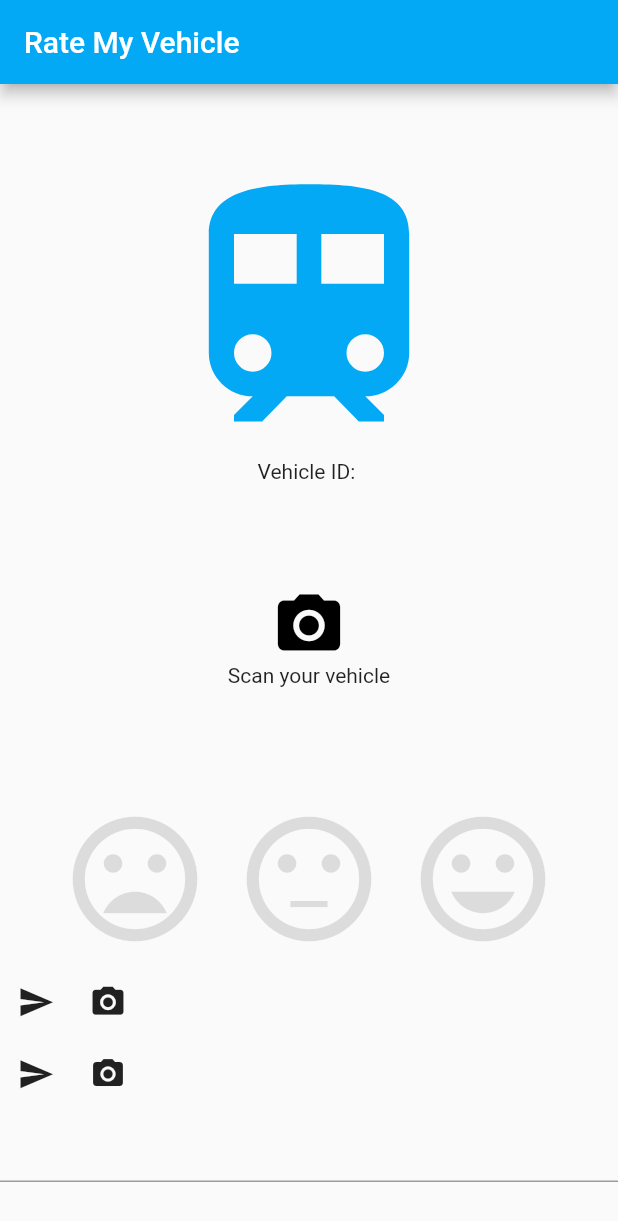
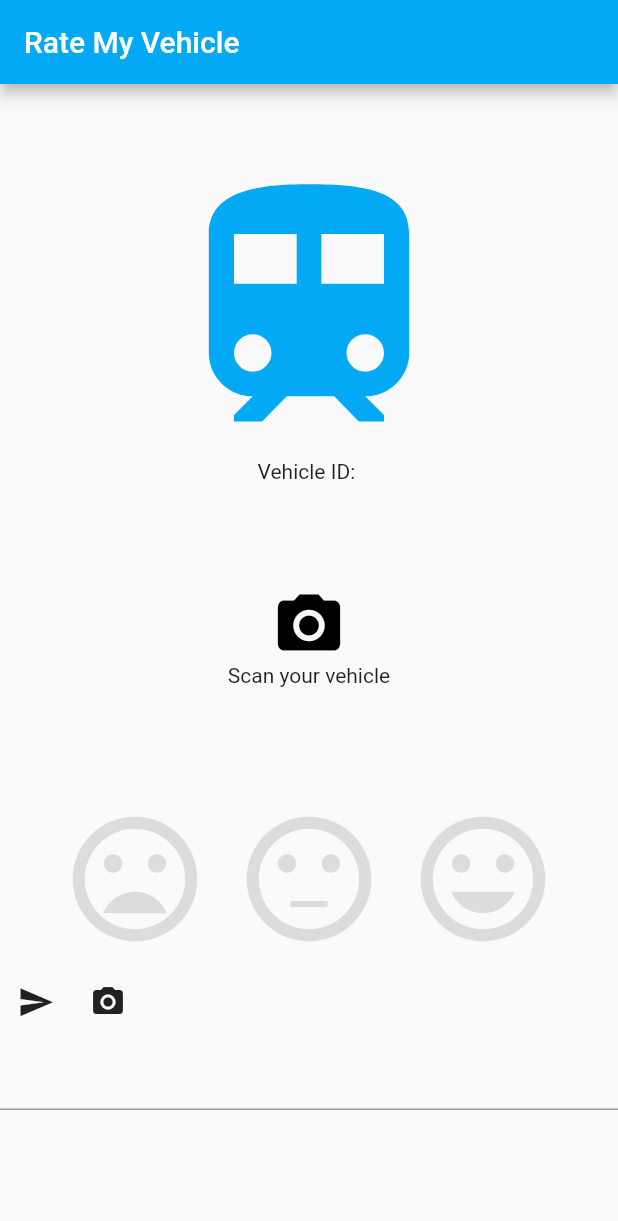
Before and after one commit to ImSythn/Public-Transport-Rating-App-Flutter, a Flutter app: the screen it shows after launch, after a tap on the "mood" icon, on a phone screen of 412 x 824 dp. Shown: the top 1221 px of the screen. Run offline on Flutter 3.47's test engine with Material 2 defaults, Android fonts, the phone set to English and light mode, and no system bars; our stand-ins replace image_picker.

Commit message:
refactored working???

```diff
--- a/lib/main.dart
+++ b/lib/main.dart
@@ -71,9 +71,6 @@ class ReviewData extends StatefulWidget {
 }
 
 class _ReviewData extends State<ReviewData> {
-  List<Color> _buttonColor = [Colors.black12, Colors.black12, Colors.black12];
-  List<bool> pressed = [false, false, false];
-
   TextEditingController cmessage = new TextEditingController();
   TextEditingController crating = new TextEditingController();
   void addData() {
@@ -84,13 +81,8 @@ class _ReviewData extends State<ReviewData> {
     });
   }
 
-  @override
-  Widget build(BuildContext context) {
-    return Column(children: <Widget>[
-      Row(
-        mainAxisAlignment: MainAxisAlignment.center,
-        children: <Widget>[
-          IconButton(
+  IconButton buttonBad() {
+    return IconButton(
         iconSize: 100,
         icon: Icon(
           Icons.mood_bad,
@@ -98,9 +90,15 @@ class _ReviewData extends State<ReviewData> {
           color: Colors.black12,
         ),
         onPressed: () {
-                setState(() {});
-              }),
-          IconButton(
+          setState(() {
+            crating.text = '1';
+            updateButtons();
+          });
+        });
+  }
+
+  IconButton buttonNeutral() {
+    return IconButton(
         iconSize: 100,
         icon: Icon(
           Icons.sentiment_neutral,
@@ -108,9 +106,15 @@ class _ReviewData extends State<ReviewData> {
           color: Colors.black12,
         ),
         onPressed: () {
-                setState(() {});
-              }),
-          IconButton(
+          setState(() {
+            crating.text = '2';
+            updateButtons();
+          });
+        });
+  }
+
+  IconButton buttonGood() {
+    return IconButton(
         iconSize: 100,
         icon: Icon(
           Icons.mood,
@@ -118,35 +122,25 @@ class _ReviewData extends State<ReviewData> {
           color: Colors.black12,
         ),
         onPressed: () {
-                setState(() {});
-              })
-        ],
-      ),
+          setState(() {
+            crating.text = '3';
+            updateButtons();
+          });
+        });
+  }
+
+  void updateButtons() {
+    if (crating.text == '1') {}
+    if (crating.text == '2') {}
+    if (crating.text == '3') {}
+  }
+
+  @override
+  Widget build(BuildContext context) {
+    return Column(children: <Widget>[
       Row(
-        children: <Widget>[
-          IconButton(
-              iconSize: 25,
-              icon: Icon(
-                Icons.send,
-                size: 25,
-              ),
-              onPressed: () {
-                setState(() {
-                  addData();
-                });
-              }),
-          IconButton(
-              iconSize: 25,
-              icon: Icon(
-                Icons.camera_alt,
-                size: 25,
-              ),
-              onPressed: () {
-                setState(() {
-
-                });
-              })
-        ],
+        mainAxisAlignment: MainAxisAlignment.center,
+        children: <Widget>[buttonBad(), buttonNeutral(), buttonGood()],
       ),
       Row(
         children: <Widget>[
```
Lines whose indentation alone changed are shown as unchanged.
